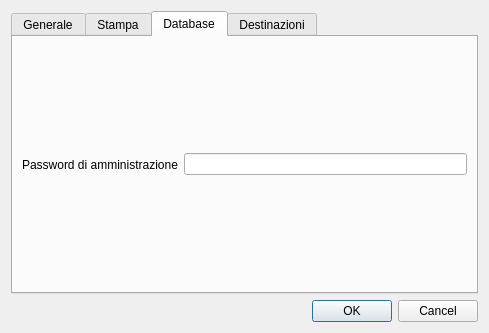
Qt form src/configurazionedlg.ui (mtonin/gestcassa) before a commit.
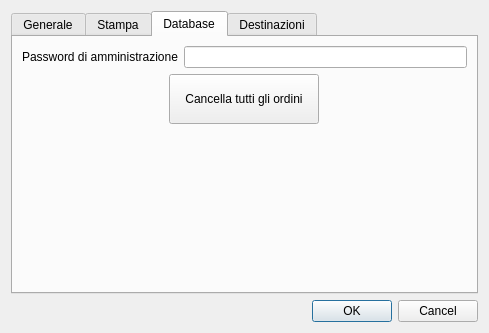
The same form after that commit. The open tabs and pages were chosen to show the change. Custom widgets are drawn as their Qt base class.

Commit message: - aggiunto pulsante per svuotamento tabella ordini - rimosso scelta del database all'avvio

The edit to the form file:
```diff
--- a/src/configurazionedlg.ui
+++ b/src/configurazionedlg.ui
@@ -271,6 +271,8 @@
       <attribute name="title">
        <string>Database</string>
       </attribute>
+      <layout class="QVBoxLayout" name="verticalLayout_8">
+       <item>
       <layout class="QHBoxLayout" name="horizontalLayout">
        <item>
         <widget class="QLabel" name="label">
@@ -288,6 +290,44 @@
           <enum>QLineEdit::Password</enum>
          </property>
         </widget>
+         </item>
+        </layout>
+       </item>
+       <item>
+        <layout class="QHBoxLayout" name="horizontalLayout_3">
+         <item>
+          <widget class="QPushButton" name="cancellaOrdiniBtn">
+           <property name="sizePolicy">
+            <sizepolicy hsizetype="Minimum" vsizetype="Expanding">
+             <horstretch>0</horstretch>
+             <verstretch>0</verstretch>
+            </sizepolicy>
+           </property>
+           <property name="maximumSize">
+            <size>
+             <width>150</width>
+             <height>50</height>
+            </size>
+           </property>
+           <property name="text">
+            <string>Cancella tutti gli ordini</string>
+           </property>
+          </widget>
+         </item>
+        </layout>
+       </item>
+       <item>
+        <spacer name="verticalSpacer_2">
+         <property name="orientation">
+          <enum>Qt::Vertical</enum>
+         </property>
+         <property name="sizeHint" stdset="0">
+          <size>
+           <width>20</width>
+           <height>40</height>
+          </size>
+         </property>
+        </spacer>
        </item>
       </layout>
      </widget>
```
Left out of the diff: 7 changed lines with no effect on the pictures. Lines whose indentation alone changed are shown as unchanged. The commit also changes 9 other files.
